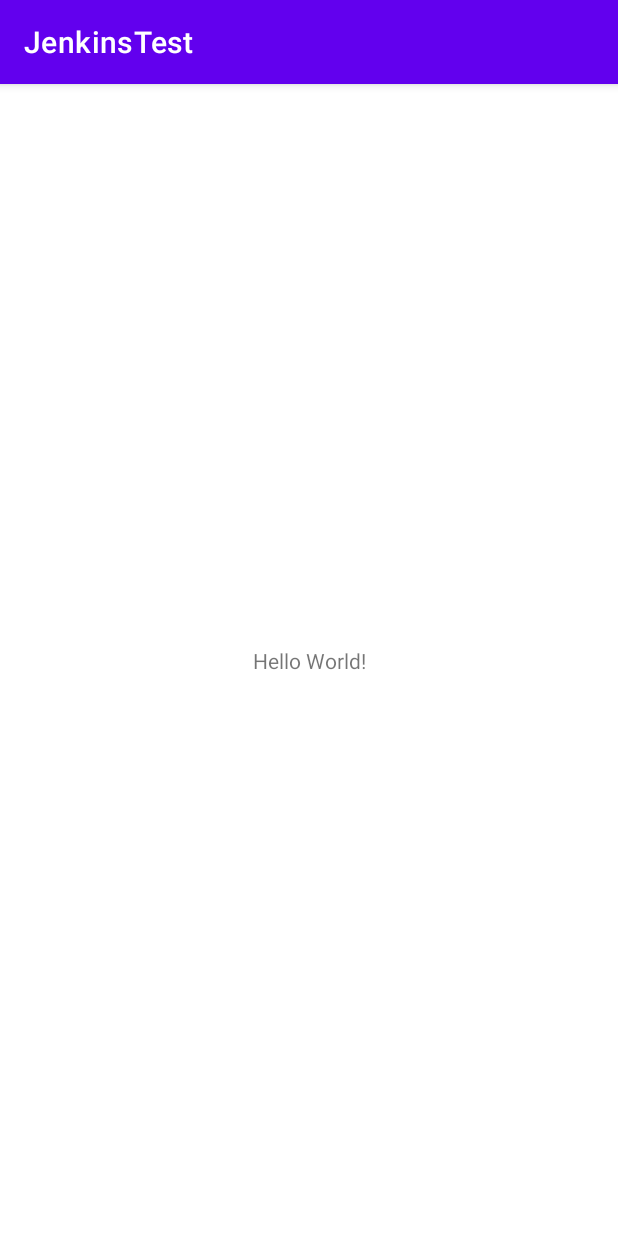
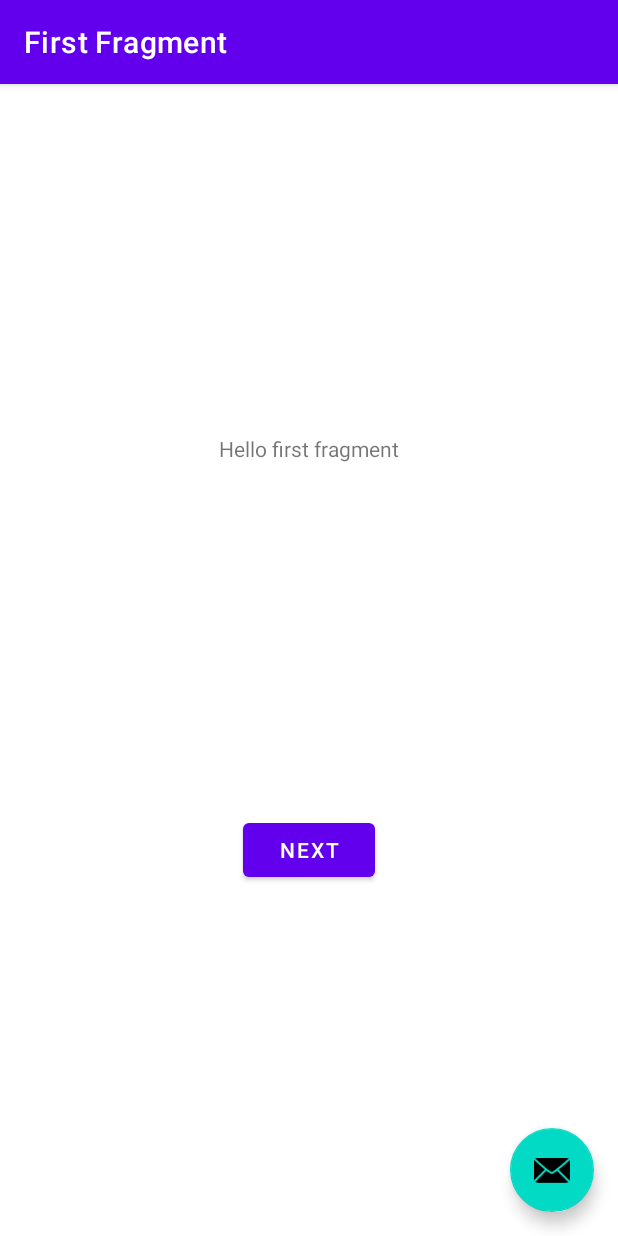
Before and after one commit to u3shadow/MyJenkinsTest, an Android app: the screen it shows after launch (MainActivity before the commit, MainActivity2 after it), on a phone screen of 412 x 824 dp. Run offline under Robolectric (Android 15) with nearby library versions, the phone set to English and light mode, and no system bars; our stand-ins replace navigation-ui.

Commit message:
添加第二个kotlin页面

```diff
--- a/app/src/main/AndroidManifest.xml
+++ b/app/src/main/AndroidManifest.xml
@@ -12,6 +12,11 @@
         android:theme="@style/Theme.JenkinsTest"
         tools:targetApi="31">
         <activity
+            android:name=".MainActivity2"
+            android:exported="false"
+            android:label="@string/title_activity_main2"
+            android:theme="@style/Theme.JenkinsTest.NoActionBar" />
+        <activity
             android:name=".MainActivity"
             android:exported="true">
             <intent-filter>
--- /dev/null
+++ b/app/src/main/java/com/example/jenkinstest/FirstFragment.kt
@@ -0,0 +1,44 @@
+package com.example.jenkinstest
+
+import android.os.Bundle
+import androidx.fragment.app.Fragment
+import android.view.LayoutInflater
+import android.view.View
+import android.view.ViewGroup
+import androidx.navigation.fragment.findNavController
+import com.example.jenkinstest.databinding.FragmentFirstBinding
+
+/**
+ * A simple [Fragment] subclass as the default destination in the navigation.
+ */
+class FirstFragment : Fragment() {
+
+    private var _binding: FragmentFirstBinding? = null
+
+    // This property is only valid between onCreateView and
+    // onDestroyView.
+    private val binding get() = _binding!!
+
+    override fun onCreateView(
+        inflater: LayoutInflater, container: ViewGroup?,
+        savedInstanceState: Bundle?
+    ): View? {
+
+        _binding = FragmentFirstBinding.inflate(inflater, container, false)
+        return binding.root
+
+    }
+
+    override fun onViewCreated(view: View, savedInstanceState: Bundle?) {
+        super.onViewCreated(view, savedInstanceState)
+
+        binding.buttonFirst.setOnClickListener {
+            findNavController().navigate(R.id.action_FirstFragment_to_SecondFragment)
+        }
+    }
+
+    override fun onDestroyView() {
+        super.onDestroyView()
+        _binding = null
+    }
+}
--- a/app/src/main/java/com/example/jenkinstest/MainActivity.java
+++ b/app/src/main/java/com/example/jenkinstest/MainActivity.java
@@ -2,6 +2,7 @@ package com.example.jenkinstest;
 
 import androidx.appcompat.app.AppCompatActivity;
 
+import android.content.Intent;
 import android.os.Bundle;
 
 public class MainActivity extends AppCompatActivity {
@@ -10,5 +11,6 @@ public class MainActivity extends AppCompatActivity {
     protected void onCreate(Bundle savedInstanceState) {
         super.onCreate(savedInstanceState);
         setContentView(R.layout.activity_main);
+        startActivity(new Intent(this, MainActivity2.class));
     }
 }
--- /dev/null
+++ b/app/src/main/java/com/example/jenkinstest/MainActivity2.kt
@@ -0,0 +1,40 @@
+package com.example.jenkinstest
+
+import android.os.Bundle
+import com.google.android.material.snackbar.Snackbar
+import androidx.appcompat.app.AppCompatActivity
+import androidx.navigation.findNavController
+import androidx.navigation.ui.AppBarConfiguration
+import androidx.navigation.ui.navigateUp
+import androidx.navigation.ui.setupActionBarWithNavController
+import com.example.jenkinstest.databinding.ActivityMain2Binding
+
+class MainActivity2 : AppCompatActivity() {
+
+    private lateinit var appBarConfiguration: AppBarConfiguration
+    private lateinit var binding: ActivityMain2Binding
+
+    override fun onCreate(savedInstanceState: Bundle?) {
+        super.onCreate(savedInstanceState)
+
+        binding = ActivityMain2Binding.inflate(layoutInflater)
+        setContentView(binding.root)
+
+        setSupportActionBar(binding.toolbar)
+
+        val navController = findNavController(R.id.nav_host_fragment_content_main)
+        appBarConfiguration = AppBarConfiguration(navController.graph)
+        setupActionBarWithNavController(navController, appBarConfiguration)
+
+        binding.fab.setOnClickListener { view ->
+            Snackbar.make(view, "Replace with your own action", Snackbar.LENGTH_LONG)
+                .setAction("Action", null).show()
+        }
+    }
+
+    override fun onSupportNavigateUp(): Boolean {
+        val navController = findNavController(R.id.nav_host_fragment_content_main)
+        return navController.navigateUp(appBarConfiguration)
+                || super.onSupportNavigateUp()
+    }
+}
--- /dev/null
+++ b/app/src/main/res/layout/activity_main2.xml
@@ -0,0 +1,34 @@
+<?xml version="1.0" encoding="utf-8"?>
+<androidx.coordinatorlayout.widget.CoordinatorLayout xmlns:android="http://schemas.android.com/apk/res/android"
+    xmlns:app="http://schemas.android.com/apk/res-auto"
+    xmlns:tools="http://schemas.android.com/tools"
+    android:layout_width="match_parent"
+    android:layout_height="match_parent"
+    tools:context=".MainActivity2">
+
+    <com.google.android.material.appbar.AppBarLayout
+        android:layout_width="match_parent"
+        android:layout_height="wrap_content"
+        android:theme="@style/Theme.JenkinsTest.AppBarOverlay">
+
+        <androidx.appcompat.widget.Toolbar
+            android:id="@+id/toolbar"
+            android:layout_width="match_parent"
+            android:layout_height="?attr/actionBarSize"
+            android:background="?attr/colorPrimary"
+            app:popupTheme="@style/Theme.JenkinsTest.PopupOverlay" />
+
+    </com.google.android.material.appbar.AppBarLayout>
+
+    <include layout="@layout/content_main" />
+
+    <com.google.android.material.floatingactionbutton.FloatingActionButton
+        android:id="@+id/fab"
+        android:layout_width="wrap_content"
+        android:layout_height="wrap_content"
+        android:layout_gravity="bottom|end"
+        android:layout_marginEnd="@dimen/fab_margin"
+        android:layout_marginBottom="16dp"
+        app:srcCompat="@android:drawable/ic_dialog_email" />
+
+</androidx.coordinatorlayout.widget.CoordinatorLayout>
--- /dev/null
+++ b/app/src/main/res/layout/content_main.xml
@@ -0,0 +1,19 @@
+<?xml version="1.0" encoding="utf-8"?>
+<androidx.constraintlayout.widget.ConstraintLayout xmlns:android="http://schemas.android.com/apk/res/android"
+    xmlns:app="http://schemas.android.com/apk/res-auto"
+    android:layout_width="match_parent"
+    android:layout_height="match_parent"
+    app:layout_behavior="@string/appbar_scrolling_view_behavior">
+
+    <fragment
+        android:id="@+id/nav_host_fragment_content_main"
+        android:name="androidx.navigation.fragment.NavHostFragment"
+        android:layout_width="0dp"
+        android:layout_height="0dp"
+        app:defaultNavHost="true"
+        app:layout_constraintBottom_toBottomOf="parent"
+        app:layout_constraintEnd_toEndOf="parent"
+        app:layout_constraintStart_toStartOf="parent"
+        app:layout_constraintTop_toTopOf="parent"
+        app:navGraph="@navigation/nav_graph" />
+</androidx.constraintlayout.widget.ConstraintLayout>
--- /dev/null
+++ b/app/src/main/res/layout/fragment_first.xml
@@ -0,0 +1,28 @@
+<?xml version="1.0" encoding="utf-8"?>
+<androidx.constraintlayout.widget.ConstraintLayout xmlns:android="http://schemas.android.com/apk/res/android"
+    xmlns:app="http://schemas.android.com/apk/res-auto"
+    xmlns:tools="http://schemas.android.com/tools"
+    android:layout_width="match_parent"
+    android:layout_height="match_parent"
+    tools:context=".FirstFragment">
+
+    <TextView
+        android:id="@+id/textview_first"
+        android:layout_width="wrap_content"
+        android:layout_height="wrap_content"
+        android:text="@string/hello_first_fragment"
+        app:layout_constraintBottom_toTopOf="@id/button_first"
+        app:layout_constraintEnd_toEndOf="parent"
+        app:layout_constraintStart_toStartOf="parent"
+        app:layout_constraintTop_toTopOf="parent" />
+
+    <Button
+        android:id="@+id/button_first"
+        android:layout_width="wrap_content"
+        android:layout_height="wrap_content"
+        android:text="@string/next"
+        app:layout_constraintBottom_toBottomOf="parent"
+        app:layout_constraintEnd_toEndOf="parent"
+        app:layout_constraintStart_toStartOf="parent"
+        app:layout_constraintTop_toBottomOf="@id/textview_first" />
+</androidx.constraintlayout.widget.ConstraintLayout>
--- /dev/null
+++ b/app/src/main/res/navigation/nav_graph.xml
@@ -0,0 +1,28 @@
+<?xml version="1.0" encoding="utf-8"?>
+<navigation xmlns:android="http://schemas.android.com/apk/res/android"
+    xmlns:app="http://schemas.android.com/apk/res-auto"
+    xmlns:tools="http://schemas.android.com/tools"
+    android:id="@+id/nav_graph"
+    app:startDestination="@id/FirstFragment">
+
+    <fragment
+        android:id="@+id/FirstFragment"
+        android:name="com.example.jenkinstest.FirstFragment"
+        android:label="@string/first_fragment_label"
+        tools:layout="@layout/fragment_first">
+
+        <action
+            android:id="@+id/action_FirstFragment_to_SecondFragment"
+            app:destination="@id/SecondFragment" />
+    </fragment>
+    <fragment
+        android:id="@+id/SecondFragment"
+        android:name="com.example.jenkinstest.SecondFragment"
+        android:label="@string/second_fragment_label"
+        tools:layout="@layout/fragment_second">
+
+        <action
+            android:id="@+id/action_SecondFragment_to_FirstFragment"
+            app:destination="@id/FirstFragment" />
+    </fragment>
+</navigation>
--- /dev/null
+++ b/app/src/main/res/values-land/dimens.xml
@@ -0,0 +1,3 @@
+<resources>
+    <dimen name="fab_margin">48dp</dimen>
+</resources>
--- /dev/null
+++ b/app/src/main/res/values-w1240dp/dimens.xml
@@ -0,0 +1,3 @@
+<resources>
+    <dimen name="fab_margin">200dp</dimen>
+</resources>
--- /dev/null
+++ b/app/src/main/res/values-w600dp/dimens.xml
@@ -0,0 +1,3 @@
+<resources>
+    <dimen name="fab_margin">48dp</dimen>
+</resources>
--- /dev/null
+++ b/app/src/main/res/values/dimens.xml
@@ -0,0 +1,3 @@
+<resources>
+    <dimen name="fab_margin">16dp</dimen>
+</resources>
--- a/app/src/main/res/values/strings.xml
+++ b/app/src/main/res/values/strings.xml
@@ -1,3 +1,12 @@
 <resources>
     <string name="app_name">JenkinsTest</string>
+    <string name="title_activity_main2">MainActivity2</string>
+    <!-- Strings used for fragments for navigation -->
+    <string name="first_fragment_label">First Fragment</string>
+    <string name="second_fragment_label">Second Fragment</string>
+    <string name="next">Next</string>
+    <string name="previous">Previous</string>
+
+    <string name="hello_first_fragment">Hello first fragment</string>
+    <string name="hello_second_fragment">Hello second fragment. Arg: %1$s</string>
 </resources>
--- a/app/src/main/res/values/themes.xml
+++ b/app/src/main/res/values/themes.xml
@@ -13,4 +13,13 @@
         <item name="android:statusBarColor">?attr/colorPrimaryVariant</item>
         <!-- Customize your theme here. -->
     </style>
+
+    <style name="Theme.JenkinsTest.NoActionBar">
+        <item name="windowActionBar">false</item>
+        <item name="windowNoTitle">true</item>
+    </style>
+
+    <style name="Theme.JenkinsTest.AppBarOverlay" parent="ThemeOverlay.AppCompat.Dark.ActionBar" />
+
+    <style name="Theme.JenkinsTest.PopupOverlay" parent="ThemeOverlay.AppCompat.Light" />
 </resources>
--- a/build.gradle
+++ b/build.gradle
@@ -2,4 +2,5 @@
 plugins {
     id 'com.android.application' version '7.4.2' apply false
     id 'com.android.library' version '7.4.2' apply false
+    id 'org.jetbrains.kotlin.android' version '1.8.0' apply false
 }
```
Also changed, not shown: app/build.gradle (+9 -0 lines), app/src/main/java/com/example/jenkinstest/SecondFragment.kt (added, +44 -0 lines), app/src/main/res/layout/fragment_second.xml (added, +27 -0 lines).
